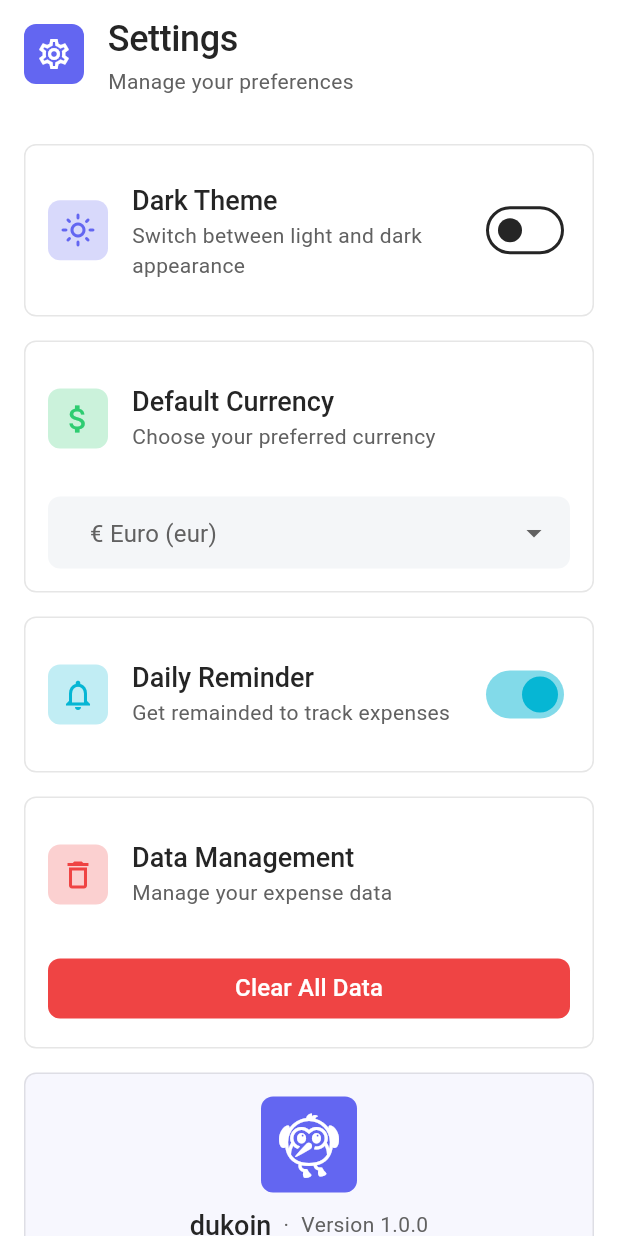
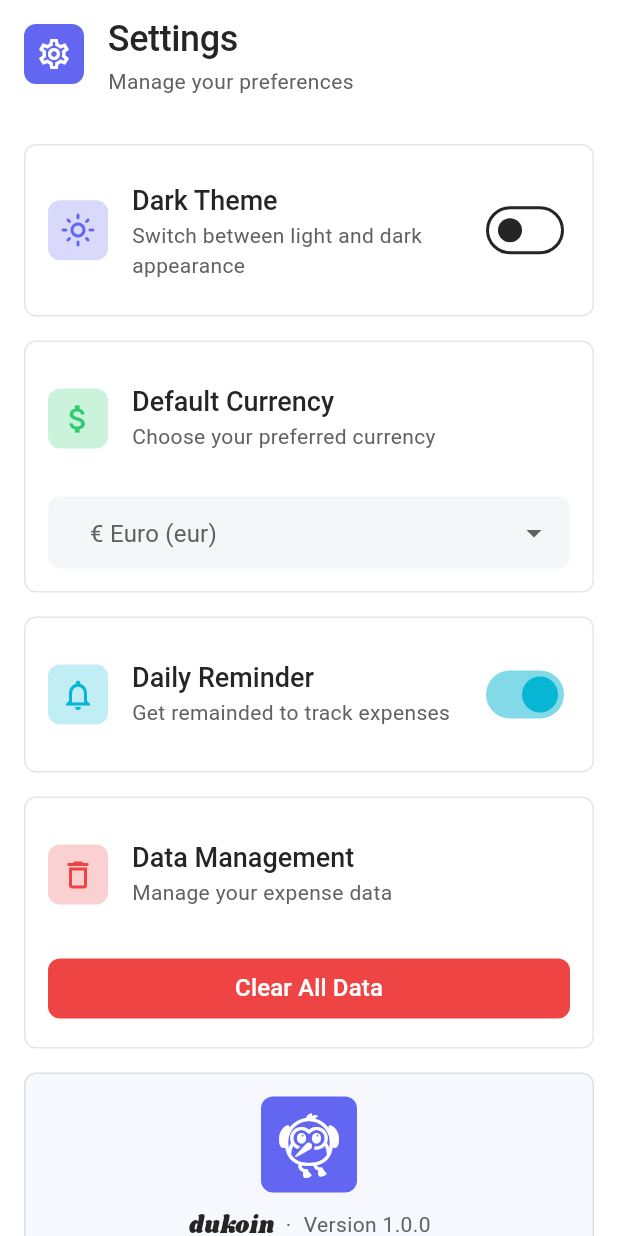
Before and after one commit to dbenitez-bcn/dukoin, a Flutter app: the SettingsPage screen opened directly, on a phone screen of 412 x 824 dp. Run offline on Flutter 3.47's test engine with Material 3 defaults, Android fonts, the phone set to English and light mode, and no system bars; our stand-ins replace flutter_sticky_header, package_info_plus, shared_preferences, sqflite; accounts and stored records are empty.

Commit message:
adds willow font family

```diff
--- a/lib/presentation/widgets/app_info_card.dart
+++ b/lib/presentation/widgets/app_info_card.dart
@@ -30,7 +30,9 @@ class AppInfoCard extends StatelessWidget {
                     children: [
                       Text(
                         snapshot.data!.appName,
-                        style: TextTheme.of(context).displaySmall,
+                        style: TextTheme.of(
+                          context,
+                        ).displaySmall!.copyWith(fontFamily: 'Willow'),
                       ),
                       Padding(
                         padding: const EdgeInsets.symmetric(horizontal: 8.0),
--- a/pubspec.yaml
+++ b/pubspec.yaml
@@ -87,6 +87,11 @@ flutter:
   # "family" key with the font family name, and a "fonts" key with a
   # list giving the asset and other descriptors for the font. For
   # example:
+  fonts:
+    - family: Willow
+      fonts:
+        - asset: assets/fonts/Willow-Italic.otf
+          style: italic
   # fonts:
   #   - family: Schyler
   #     fonts:
```
Also changed, not shown: assets/fonts/Willow-Italic.otf (added).
